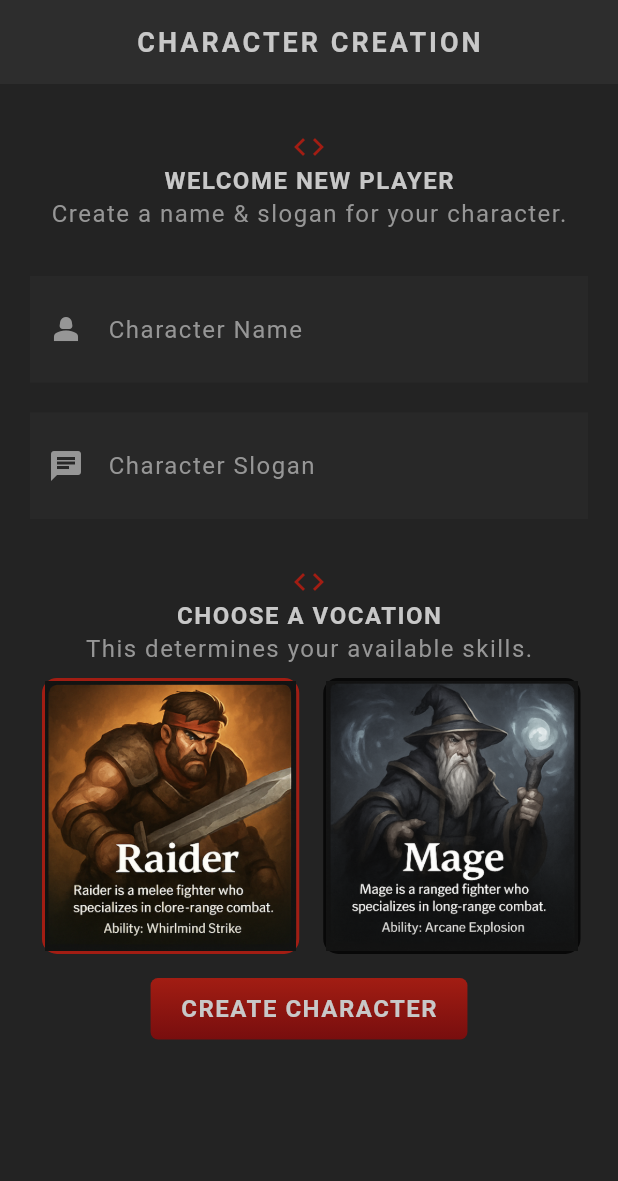
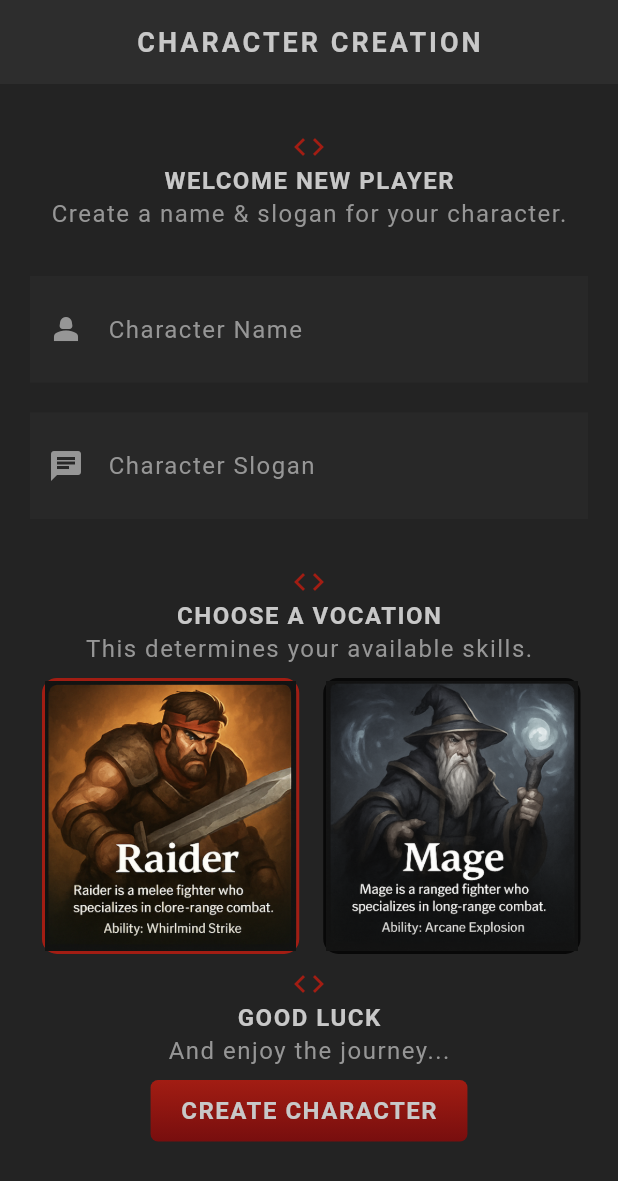
Before and after one commit to mzahalan/FlutterMasterClass, a Flutter app: the screen it shows after launch, on a phone screen of 412 x 824 dp. Shown: the top 1181 px of the screen. Run offline on Flutter 3.47's test engine with Material 3 defaults, Android fonts, the phone set to English and light mode, and no system bars; our stand-ins replace google_fonts; Roboto replaces fonts that are missing (Kanit).

Commit message:
Lesson 44 - submit handling
On Submit - we create a new character and add it to the array of allCharacters.

- I don't really like that allCharacters is a global defined in some random file, but I think we change that later.

I also had a typo where slogan was typed 'slogal' I fixed that everywhere.

```diff
--- a/flutter_rpg/lib/models/character.dart
+++ b/flutter_rpg/lib/models/character.dart
@@ -6,7 +6,7 @@ class Character with Stats {
 
   Character({
     required this.name,
-    required this.slogal,
+    required this.slogan,
     required this.vocation,
     required this.id
   });
@@ -14,7 +14,7 @@ class Character with Stats {
   final Vocation vocation;
   final Set<Skill> skills = {};
   final String name;
-  final String slogal;
+  final String slogan;
   final String id;
 
   bool _isFav = false;
@@ -33,26 +33,26 @@ class Character with Stats {
 
 List<Character> allCharacters = [
   // Raider Characters
-  Character(name: 'Kael', slogal: 'Swift as wind, sharp as steel', vocation: Vocation.raider, id: 'raider_01'),
-  Character(name: 'Vera', slogal: 'Dance with death, emerge victorious', vocation: Vocation.raider, id: 'raider_02'),
+  Character(name: 'Kael', slogan: 'Swift as wind, sharp as steel', vocation: Vocation.raider, id: 'raider_01'),
+  Character(name: 'Vera', slogan: 'Dance with death, emerge victorious', vocation: Vocation.raider, id: 'raider_02'),
 
   // Mage Characters
-  Character(name: 'Zara', slogal: 'Knowledge is the ultimate power', vocation: Vocation.mage, id: 'mage_01'),
-  Character(name: 'Magnus', slogal: 'Ice flows through my veins', vocation: Vocation.mage, id: 'mage_02'),
+  Character(name: 'Zara', slogan: 'Knowledge is the ultimate power', vocation: Vocation.mage, id: 'mage_01'),
+  Character(name: 'Magnus', slogan: 'Ice flows through my veins', vocation: Vocation.mage, id: 'mage_02'),
 
   // Warrior Characters
-  Character(name: 'Thorin', slogal: 'Strength conquers all obstacles', vocation: Vocation.warrior, id: 'warrior_01'),
-  Character(name: 'Lyra', slogal: 'Fear is for the weak', vocation: Vocation.warrior, id: 'warrior_02'),
+  Character(name: 'Thorin', slogan: 'Strength conquers all obstacles', vocation: Vocation.warrior, id: 'warrior_01'),
+  Character(name: 'Lyra', slogan: 'Fear is for the weak', vocation: Vocation.warrior, id: 'warrior_02'),
 
   // Archer Characters
-  Character(name: 'Finn', slogal: 'One shot, one kill', vocation: Vocation.archer, id: 'archer_01'),
-  Character(name: 'Aria', slogal: 'Silent death from afar', vocation: Vocation.archer, id: 'archer_02'),
+  Character(name: 'Finn', slogan: 'One shot, one kill', vocation: Vocation.archer, id: 'archer_01'),
+  Character(name: 'Aria', slogan: 'Silent death from afar', vocation: Vocation.archer, id: 'archer_02'),
 
   // Healer Characters
-  Character(name: 'Celeste', slogal: 'Light heals all wounds', vocation: Vocation.healer, id: 'healer_01'),
-  Character(name: 'Sage', slogal: 'Life flows eternal', vocation: Vocation.healer, id: 'healer_02'),
+  Character(name: 'Celeste', slogan: 'Light heals all wounds', vocation: Vocation.healer, id: 'healer_01'),
+  Character(name: 'Sage', slogan: 'Life flows eternal', vocation: Vocation.healer, id: 'healer_02'),
 
   // Rogue Characters
-  Character(name: 'Raven', slogal: 'Death comes from the shadows', vocation: Vocation.rogue, id: 'rogue_01'),
-  Character(name: 'Nyx', slogal: 'Unseen, unheard, unstoppable', vocation: Vocation.rogue, id: 'rogue_02'),
+  Character(name: 'Raven', slogan: 'Death comes from the shadows', vocation: Vocation.rogue, id: 'rogue_01'),
+  Character(name: 'Nyx', slogan: 'Unseen, unheard, unstoppable', vocation: Vocation.rogue, id: 'rogue_02'),
 ];
--- a/flutter_rpg/lib/screens/create/create.dart
+++ b/flutter_rpg/lib/screens/create/create.dart
@@ -1,10 +1,14 @@
 import 'package:flutter/material.dart';
+import 'package:flutter_rpg/models/character.dart';
 import 'package:flutter_rpg/models/vocation.dart';
 import 'package:flutter_rpg/screens/create/vocation_card.dart';
 import 'package:flutter_rpg/shared/styled_button.dart';
 import 'package:flutter_rpg/shared/styled_text.dart';
 import 'package:flutter_rpg/theme.dart';
 import 'package:google_fonts/google_fonts.dart';
+import 'package:uuid/uuid.dart';
+
+var uuid = const Uuid();
 
 class Create extends StatefulWidget {
   const Create({super.key});
@@ -35,17 +39,24 @@ class _CreateState extends State<Create> {
   // submit handler
   void handleSubmit() {
     if(_nameController.text.trim().isEmpty) {
-      print('Name must not be empty');
+      //TODO: show error dialog
       return;
     }
     if(_sloganController.text.trim().isEmpty) {
-      print('Slogan must not be empty');
+      //TODO: show error dialog
       return;
     }
 
     print('Name: ${_nameController.text}');
     print('Slogan: ${_sloganController.text}');
     print('Vocation: ${selectedVocation.name}');
+
+    allCharacters.add(Character(
+      id: uuid.v4(),
+      name: _nameController.text.trim(),
+      slogan: _sloganController.text.trim(),
+      vocation: selectedVocation
+    ));
   }
 
   @override
@@ -139,6 +150,16 @@ class _CreateState extends State<Create> {
                 ),
               */
 
+              // Good Luck Message
+              Center(
+                child: Icon(Icons.code, color: AppColors.primaryColor),
+              ),
+              const Center(
+                child: StyledHeading('Good Luck'),
+              ),
+              const Center(
+                child: StyledText('And enjoy the journey...'),
+              ),
 
               // Submit!!!
               Center(child: StyledButton(onPressed: handleSubmit, child: const StyledHeading('Create Character')),)
--- a/flutter_rpg/pubspec.yaml
+++ b/flutter_rpg/pubspec.yaml
@@ -35,6 +35,7 @@ dependencies:
   # Use with the CupertinoIcons class for iOS style icons.
   cupertino_icons: ^1.0.8
   google_fonts: ^6.2.1
+  uuid: ^4.5.1
 
 dev_dependencies:
   flutter_test:
```
Also changed, not shown: flutter_rpg/pubspec.lock.
